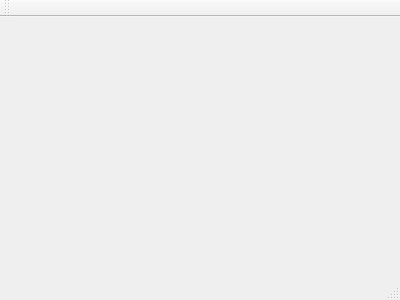
Above: mainwindow.ui from Quirtel/DiskAnalyzer before the change. Below: the same form after it.
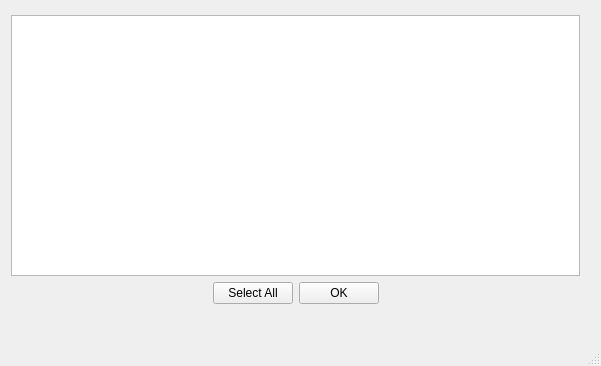
That is the form after the change.

Commit message: Add ListWidget and Two buttons

```diff
--- a/mainwindow.ui
+++ b/mainwindow.ui
@@ -1,24 +1,100 @@
 <ui version="4.0">
  <class>MainWindow</class>
- <widget class="QMainWindow" name="MainWindow" >
-  <property name="geometry" >
+ <widget class="QMainWindow" name="MainWindow">
+  <property name="enabled">
+   <bool>true</bool>
+  </property>
+  <property name="geometry">
    <rect>
     <x>0</x>
     <y>0</y>
-    <width>400</width>
-    <height>300</height>
+    <width>601</width>
+    <height>366</height>
    </rect>
   </property>
-  <property name="windowTitle" >
+  <property name="maximumSize">
+   <size>
+    <width>601</width>
+    <height>366</height>
+   </size>
+  </property>
+  <property name="windowTitle">
    <string>MainWindow</string>
   </property>
-  <widget class="QMenuBar" name="menuBar" />
-  <widget class="QToolBar" name="mainToolBar" />
-  <widget class="QWidget" name="centralWidget" />
-  <widget class="QStatusBar" name="statusBar" />
+  <widget class="QWidget" name="centralWidget">
+   <widget class="QWidget" name="">
+    <property name="geometry">
+     <rect>
+      <x>0</x>
+      <y>4</y>
+      <width>591</width>
+      <height>311</height>
+     </rect>
+    </property>
+    <layout class="QVBoxLayout" name="verticalLayout">
+     <item>
+      <widget class="QListWidget" name="listWidget"/>
+     </item>
+     <item>
+      <layout class="QHBoxLayout" name="horizontalLayout">
+       <item>
+        <spacer name="horizontalSpacer">
+         <property name="orientation">
+          <enum>Qt::Horizontal</enum>
+         </property>
+         <property name="sizeHint" stdset="0">
+          <size>
+           <width>40</width>
+           <height>20</height>
+          </size>
+         </property>
+        </spacer>
+       </item>
+       <item>
+        <widget class="QPushButton" name="pushButton_2">
+         <property name="text">
+          <string>Select All</string>
+         </property>
+        </widget>
+       </item>
+       <item>
+        <widget class="QPushButton" name="pushButton">
+         <property name="text">
+          <string>OK</string>
+         </property>
+        </widget>
+       </item>
+       <item>
+        <spacer name="horizontalSpacer_2">
+         <property name="orientation">
+          <enum>Qt::Horizontal</enum>
+         </property>
+         <property name="sizeHint" stdset="0">
+          <size>
+           <width>40</width>
+           <height>20</height>
+          </size>
+         </property>
+        </spacer>
+       </item>
+      </layout>
+     </item>
+    </layout>
+   </widget>
+  </widget>
+  <widget class="QMenuBar" name="menuBar">
+   <property name="geometry">
+    <rect>
+     <x>0</x>
+     <y>0</y>
+     <width>601</width>
+     <height>20</height>
+    </rect>
+   </property>
+  </widget>
+  <widget class="QStatusBar" name="statusBar"/>
  </widget>
- <layoutDefault spacing="6" margin="11" />
- <pixmapfunction></pixmapfunction>
+ <layoutdefault spacing="6" margin="11"/>
  <resources/>
  <connections/>
 </ui>
```
Left out of the diff: 1 changed line with no effect on the pictures.
